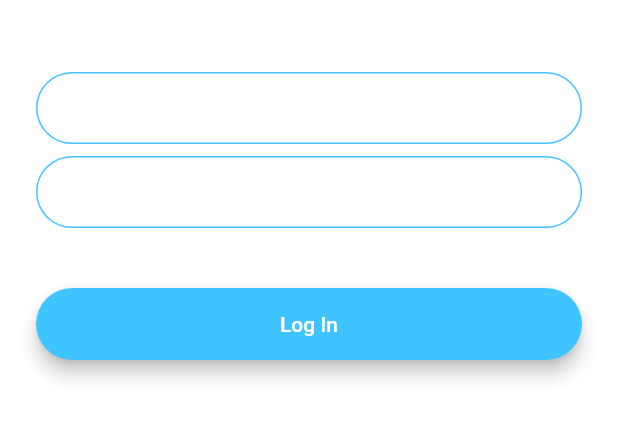
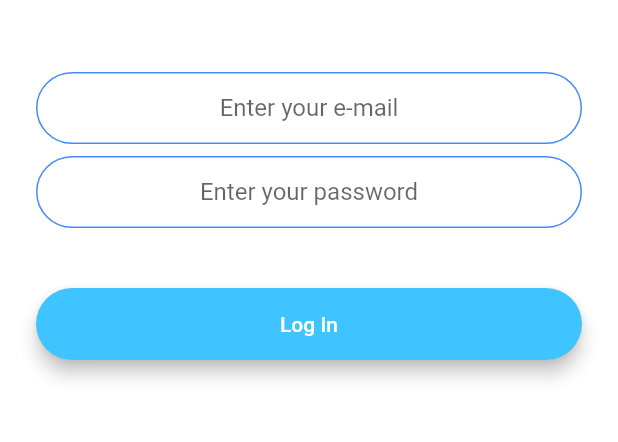
Before and after one commit to orionic969/flutter_chat, a Flutter app: the screen it shows after launch, after a tap on "Log In", on a phone screen of 412 x 824 dp, the part 576-1018 px from its top. Run offline on Flutter 3.47's test engine with Material 2 defaults, Android fonts, the phone set to English and light mode, and no system bars; our stand-ins replace animated_text_kit, cloud_firestore, firebase_auth, firebase_core, modal_progress_hud; accounts and stored records are empty.

Commit message:
Add files via upload

```diff
--- a/lib/components/rounded_button.dart
+++ b/lib/components/rounded_button.dart
@@ -21,6 +21,9 @@ class RoundedButton extends StatelessWidget {
           height: 42.0,
           child: Text(
             title!,
+            style: TextStyle(
+              color: Colors.white,
+            ),
           ),
         ),
       ),
--- a/lib/constant.dart
+++ b/lib/constant.dart
@@ -17,3 +17,20 @@ const kMessageContainerDecoration = BoxDecoration(
     top: BorderSide(color: Colors.lightBlueAccent, width: 2.0),
   ),
 );
+
+const kTextFieldDecoration = InputDecoration(
+  hintText: 'Enter a value',
+  contentPadding:
+  EdgeInsets.symmetric(vertical: 10.0, horizontal: 20.0),
+  border: OutlineInputBorder(
+    borderRadius: BorderRadius.all(Radius.circular(32.0)),
+  ),
+  enabledBorder: OutlineInputBorder(
+    borderSide: BorderSide(color: Colors.blueAccent, width: 1.0),
+    borderRadius: BorderRadius.all(Radius.circular(32.0)),
+  ),
+  focusedBorder: OutlineInputBorder(
+    borderSide: BorderSide(color: Colors.blueAccent, width: 2.0),
+    borderRadius: BorderRadius.all(Radius.circular(32.0)),
+  ),
+);
--- a/lib/main.dart
+++ b/lib/main.dart
@@ -3,18 +3,18 @@ import 'screen/welcome_screen.dart';
 import 'screen/login_screen.dart';
 import 'screen/registration_screen.dart';
 import 'screen/chat_screen.dart';
+import 'package:firebase_core/firebase_core.dart';
 
-void main() => runApp(FlashChat());
+void main() async {
+  WidgetsFlutterBinding.ensureInitialized();
+  await Firebase.initializeApp();
+  runApp(FlashChat());
+}
 
 class FlashChat extends StatelessWidget {
   @override
   Widget build(BuildContext context) {
     return MaterialApp(
-      theme: ThemeData.dark().copyWith(
-        textTheme: TextTheme(
-          bodyText1: TextStyle(color: Colors.black54),
-        ),
-      ),
       initialRoute: WelcomeScreen.id,
       routes: {
         WelcomeScreen.id: (context) => WelcomeScreen(),
--- a/lib/screen/login_screen.dart
+++ b/lib/screen/login_screen.dart
@@ -1,5 +1,9 @@
 import 'package:flutter/material.dart';
 import 'package:flutter_flash_chat/components/rounded_button.dart';
+import 'package:flutter_flash_chat/constant.dart';
+import 'package:firebase_auth/firebase_auth.dart';
+import 'package:flutter_flash_chat/screen/chat_screen.dart';
+import 'package:modal_progress_hud/modal_progress_hud.dart';
 
 class LoginScreen extends StatefulWidget {
 
@@ -10,86 +14,80 @@ class LoginScreen extends StatefulWidget {
 }
 
 class _LoginScreenState extends State<LoginScreen> {
+  final _auth = FirebaseAuth.instance;
+  bool showSpinner = false;
+  late String email;
+  late String password;
+
   @override
   Widget build(BuildContext context) {
     return Scaffold(
       backgroundColor: Colors.white,
-      body: Padding(
+      body: ModalProgressHUD(
+        inAsyncCall: showSpinner,
+        child: Padding(
           padding: EdgeInsets.symmetric(horizontal: 24.0),
           child: Column(
             mainAxisAlignment: MainAxisAlignment.center,
             crossAxisAlignment: CrossAxisAlignment.stretch,
             children: <Widget>[
-            Hero(
+              Flexible(
+                child: Hero(
                   tag: 'logo',
                   child: Container(
                     height: 200.0,
                     child: Image.asset('images/logo.png'),
                   ),
                 ),
+              ),
               SizedBox(
                 height: 48.0,
               ),
               TextField(
+                keyboardType: TextInputType.emailAddress,
+                textAlign: TextAlign.center,
                 onChanged: (value) {
-                //Do something with the user input.
+                  email = value;
                 },
-              decoration: InputDecoration(
-                hintText: 'Enter your email',
-                contentPadding:
-                EdgeInsets.symmetric(vertical: 10.0, horizontal: 20.0),
-                border: OutlineInputBorder(
-                  borderRadius: BorderRadius.all(Radius.circular(32.0)),
-                ),
-                enabledBorder: OutlineInputBorder(
-                  borderSide:
-                  BorderSide(color: Colors.lightBlueAccent, width: 1.0),
-                  borderRadius: BorderRadius.all(Radius.circular(32.0)),
-                ),
-                focusedBorder: OutlineInputBorder(
-                  borderSide:
-                  BorderSide(color: Colors.lightBlueAccent, width: 2.0),
-                  borderRadius: BorderRadius.all(Radius.circular(32.0)),
-                ),
-              ),
+                decoration: kTextFieldDecoration.copyWith(hintText: 'Enter your e-mail'),
               ),
               SizedBox(
                 height: 8.0,
               ),
               TextField(
+                obscureText: true,
+                textAlign: TextAlign.center,
                 onChanged: (value) {
-                //Do something with the user input.
+                  password = value;
                 },
-              decoration: InputDecoration(
-                hintText: 'Enter your password.',
-                contentPadding:
-                EdgeInsets.symmetric(vertical: 10.0, horizontal: 20.0),
-                border: OutlineInputBorder(
-                  borderRadius: BorderRadius.all(Radius.circular(32.0)),
-                ),
-                enabledBorder: OutlineInputBorder(
-                  borderSide:
-                  BorderSide(color: Colors.lightBlueAccent, width: 1.0),
-                  borderRadius: BorderRadius.all(Radius.circular(32.0)),
-                ),
-                focusedBorder: OutlineInputBorder(
-                  borderSide:
-                  BorderSide(color: Colors.lightBlueAccent, width: 2.0),
-                  borderRadius: BorderRadius.all(Radius.circular(32.0)),
-                ),
-              ),
+                decoration: kTextFieldDecoration.copyWith(hintText: 'Enter your password'),
               ),
               SizedBox(
                 height: 24.0,
               ),
               RoundedButton(
-              onPressed: () {},
+                onPressed: () async {
+                  setState(() {
+                    showSpinner = true;
+                  });
+                  try {
+                    final user = await _auth.signInWithEmailAndPassword(
+                        email: email, password: password);
+                    if (user != null) Navigator.pushNamed(context, ChatScreen.id);
+                    setState(() {
+                      showSpinner = false;
+                    });
+                  } catch (e) {
+                    print(e);
+                  }
+                },
                 title: 'Log In',
                 colour: Colors.lightBlueAccent,
               ),
             ],
           ),
         ),
+      ),
     );
   }
 }
--- a/lib/screen/welcome_screen.dart
+++ b/lib/screen/welcome_screen.dart
@@ -56,11 +56,9 @@ class _WelcomeScreenState extends State<WelcomeScreen>
                     height: 60.0,
                   ),
                 ),
-                AnimatedTextKit(
-                  animatedTexts: [
-                    FadeAnimatedText(
+                Text(
                   'FlashChat',
-                      textStyle: TextStyle(
+                  style: TextStyle(
                     fontSize: 45.0,
                     color: Colors.black,
                     fontWeight: FontWeight.w900,
@@ -87,8 +85,6 @@ class _WelcomeScreenState extends State<WelcomeScreen>
             ),
           ],
         ),
-          ],
-        ),
       ),
     );
   }
--- a/pubspec.yaml
+++ b/pubspec.yaml
@@ -4,7 +4,7 @@ description: A new Flutter project.
 version: 1.0.0+1
 
 environment:
-  sdk: ">=2.17.6 <3.0.0"
+  sdk: ">=2.12.0 <3.0.0"
 
 dependencies:
   flutter:
@@ -12,6 +12,10 @@ dependencies:
 
   cupertino_icons: ^1.0.2
   animated_text_kit: ^4.2.2
+  firebase_core: ^1.21.0
+  firebase_auth: ^3.6.4
+  cloud_firestore: ^3.4.5
+  modal_progress_hud: ^0.1.3
 
 dev_dependencies:
   flutter_test:
```
Also changed, not shown: lib/screen/chat_screen.dart (+129 -4 lines), lib/screen/registration_screen.dart (+43 -37 lines), 8 other files. Lines whose indentation alone changed are shown as unchanged.
